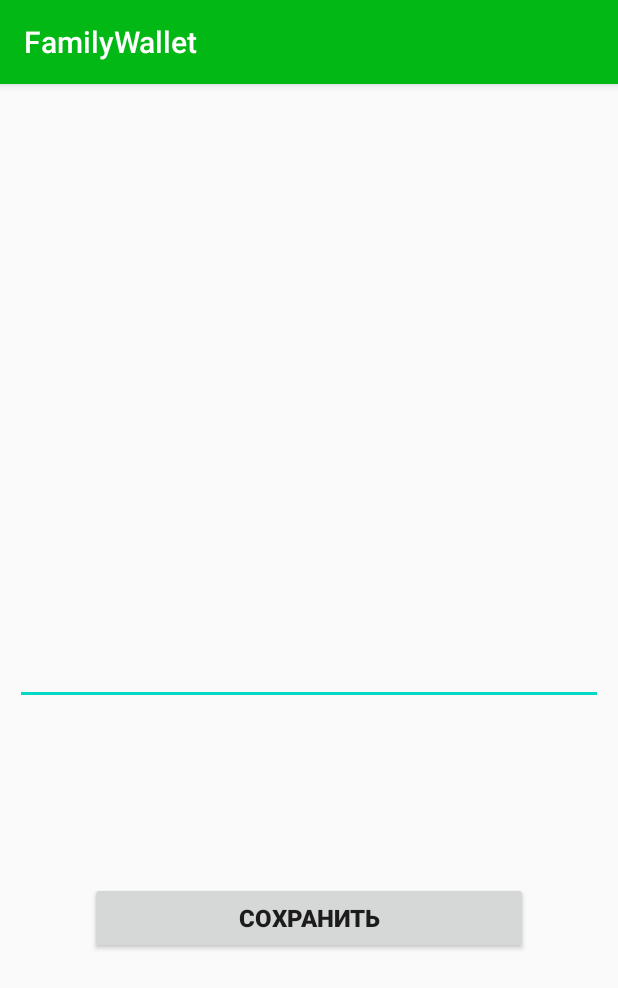
After one commit to IvanovIgorBelarus/FamilyMoney, an Android app: the TransactionSettingsActivity screen opened directly, with no data from a screen before it, on a phone screen of 412 x 824 dp. The commit adds this screen. Shown: the top 988 px of the screen. Run offline under Robolectric (Android 15) with nearby library versions, the phone set to English and light mode, and no system bars.

Commit message:
add transaction settings activity

```diff
--- a/app/src/main/AndroidManifest.xml
+++ b/app/src/main/AndroidManifest.xml
@@ -10,7 +10,8 @@
         android:roundIcon="@mipmap/ic_launcher_round"
         android:supportsRtl="true"
         android:theme="@style/AppTheme">
-        <activity android:name=".view.TransactionActivity"/>
+        <activity android:name=".view.TransactionSettingsActivity"></activity>
+        <activity android:name=".view.TransactionActivity" />
         <activity android:name=".view.FragmentsActivity" />
         <activity android:name=".view.MainActivity">
             <intent-filter>
--- a/app/src/main/java/by/itacademy/familywallet/di/AppModule.kt
+++ b/app/src/main/java/by/itacademy/familywallet/di/AppModule.kt
@@ -1,27 +1,28 @@
 package by.itacademy.familywallet.di
 
 import by.itacademy.familywallet.databinding.ActivityTransactionBinding
+import by.itacademy.familywallet.databinding.ActivityTransactionSettingsBinding
 import by.itacademy.familywallet.presentation.ItemClickListener
 import by.itacademy.familywallet.presentation.TypeTransactionAdapter
-import by.itacademy.familywallet.utils.PreparationTransaction
+import by.itacademy.familywallet.utils.PreparationTransactionActivity
+import by.itacademy.familywallet.utils.PreparationTransactionSettingsActivity
 import org.koin.dsl.module
+
 const val EXPENSES = "расходы"
 const val INCOMES = "доходы"
-const val TRANSACTION_TYPE="type"
+const val TRANSACTION_TYPE = "type"
+const val ITEM = "item"
 const val TAG = "myname"
 val adapterModule = module {
     factory { (itemClickListener: ItemClickListener, type: String) ->
-        TypeTransactionAdapter(
-            itemClickListener,
-            type
-        )
+        TypeTransactionAdapter(itemClickListener, type)
     }
 }
 val utilsModel = module {
     factory { (binding: ActivityTransactionBinding, transactionType: String?) ->
-        PreparationTransaction(
-            binding,
-            transactionType
-        )
+        PreparationTransactionActivity(binding, transactionType)
+    }
+    factory { (binding: ActivityTransactionSettingsBinding, transactionType: String?, item: Char?) ->
+        PreparationTransactionSettingsActivity(binding, transactionType, item)
     }
 }
--- a/app/src/main/java/by/itacademy/familywallet/presentation/ItemClickListener.kt
+++ b/app/src/main/java/by/itacademy/familywallet/presentation/ItemClickListener.kt
@@ -2,4 +2,5 @@
 
 interface ItemClickListener {
     fun onClick(transactionType: String)
+    fun onLongClick(transactionType: String, item: Char)
 }
--- a/app/src/main/java/by/itacademy/familywallet/presentation/TypeTransactionAdapter.kt
+++ b/app/src/main/java/by/itacademy/familywallet/presentation/TypeTransactionAdapter.kt
@@ -35,6 +35,10 @@
     override fun onBindViewHolder(holder: TypeTransactionViewHolder, position: Int) {
         holder.bind(list[position])
         holder.itemView.setOnClickListener { itemClickListener.onClick(type) }
+        holder.itemView.setOnLongClickListener {
+            itemClickListener.onLongClick(type, list[position])
+            true
+        }
     }
 
     override fun getItemCount() = list.size
--- /dev/null
+++ b/app/src/main/java/by/itacademy/familywallet/utils/PreparationTransactionSettingsActivity.kt
@@ -0,0 +1,50 @@
+package by.itacademy.familywallet.utils
+
+import android.util.Log
+import androidx.core.content.ContextCompat
+import by.itacademy.familywallet.R
+import by.itacademy.familywallet.databinding.ActivityTransactionSettingsBinding
+import by.itacademy.familywallet.di.EXPENSES
+import by.itacademy.familywallet.di.INCOMES
+import by.itacademy.familywallet.di.TAG
+
+class PreparationTransactionSettingsActivity(
+    private val binding: ActivityTransactionSettingsBinding,
+    private val transactionType: String?,
+    private val item: Char?
+) {
+    fun setItemsStyles() {
+        when (transactionType) {
+            EXPENSES -> setRedStyle()
+            INCOMES -> setGreenStyle()
+        }
+    }
+
+    private fun setGreenStyle() {
+        with(binding) {
+            with(itemName) {
+                setText(item.toString())
+                setTextColor(ContextCompat.getColor(context, R.color.green))
+                setBackgroundResource(R.drawable.green_rectangle_button_background)
+            }
+            with(saveButton) {
+                setTextColor(ContextCompat.getColor(context, R.color.green))
+                setBackgroundResource(R.drawable.green_rectangle_button_background)
+            }
+        }
+    }
+
+    private fun setRedStyle() {
+        with(binding) {
+            with(itemName) {
+                setText(item.toString())
+                setTextColor(ContextCompat.getColor(context, R.color.red))
+                setBackgroundResource(R.drawable.red_rectangle_button_background)
+            }
+            with(saveButton) {
+                setTextColor(ContextCompat.getColor(context, R.color.red))
+                setBackgroundResource(R.drawable.red_rectangle_button_background)
+            }
+        }
+    }
+}
--- a/app/src/main/java/by/itacademy/familywallet/view/StartFragment.kt
+++ b/app/src/main/java/by/itacademy/familywallet/view/StartFragment.kt
@@ -23,7 +23,7 @@
         with(binding) {
             makeIncomeButton.setOnClickListener {
                 startActivity(
-                    TransactionActivity.startTransactionActivity(
+                    TransactionActivity.start(
                         this@StartFragment.context,
                         INCOMES
                     )
@@ -31,7 +31,7 @@
             }
             makeCostButton.setOnClickListener {
                 startActivity(
-                    TransactionActivity.startTransactionActivity(
+                    TransactionActivity.start(
                         this@StartFragment.context,
                         EXPENSES
                     )
--- a/app/src/main/java/by/itacademy/familywallet/view/TransactionDialog.kt
+++ b/app/src/main/java/by/itacademy/familywallet/view/TransactionDialog.kt
@@ -13,11 +13,11 @@
             builder
                 .setTitle(getString(R.string.warning))
                 .setMessage("${getString(R.string.message)} $transactionType?")
-                .setPositiveButton(getString(R.string.ok)) { dialog, id ->
+                .setPositiveButton(getString(R.string.ok)) { dialog, _ ->
                     dialog.cancel()
                     activity?.finish()
                 }
-                .setNegativeButton(getString(R.string.no)) { dialog, id ->
+                .setNegativeButton(getString(R.string.no)) { dialog, _ ->
                     dialog.cancel()
                 }
             builder.create()
--- /dev/null
+++ b/app/src/main/java/by/itacademy/familywallet/view/TransactionSettingsActivity.kt
@@ -0,0 +1,41 @@
+package by.itacademy.familywallet.view
+
+import android.content.Context
+import android.content.Intent
+import android.os.Bundle
+import androidx.appcompat.app.AppCompatActivity
+import by.itacademy.familywallet.databinding.ActivityTransactionSettingsBinding
+import by.itacademy.familywallet.di.ITEM
+import by.itacademy.familywallet.di.TRANSACTION_TYPE
+import by.itacademy.familywallet.utils.PreparationTransactionSettingsActivity
+import org.koin.android.ext.android.inject
+import org.koin.core.parameter.parametersOf
+
+class TransactionSettingsActivity : AppCompatActivity() {
+    private lateinit var binding: ActivityTransactionSettingsBinding
+    private val preparationTransactionSettingsActivity: PreparationTransactionSettingsActivity by inject {
+        parametersOf(binding, transactionType, item)
+    }
+    private var item: Char? = null
+    private var transactionType: String? = null
+    override fun onCreate(savedInstanceState: Bundle?) {
+        super.onCreate(savedInstanceState)
+        binding = ActivityTransactionSettingsBinding.inflate(layoutInflater)
+        setContentView(binding.root)
+        with(intent) {
+            if (this != null) {
+                item = getCharExtra(ITEM, '0')
+                transactionType = getStringExtra(TRANSACTION_TYPE)
+            }
+        }
+        preparationTransactionSettingsActivity.setItemsStyles()
+    }
+
+    companion object {
+        fun start(context: Context?, transactionType: String, item: Char) =
+            Intent(context, TransactionSettingsActivity::class.java).apply {
+                putExtra(TRANSACTION_TYPE, transactionType)
+                putExtra(ITEM, item)
+            }
+    }
+}
--- /dev/null
+++ b/app/src/main/res/layout/activity_transaction_settings.xml
@@ -0,0 +1,34 @@
+<?xml version="1.0" encoding="utf-8"?>
+<androidx.constraintlayout.widget.ConstraintLayout xmlns:android="http://schemas.android.com/apk/res/android"
+    xmlns:app="http://schemas.android.com/apk/res-auto"
+    xmlns:tools="http://schemas.android.com/tools"
+    android:layout_width="match_parent"
+    android:layout_height="match_parent"
+    android:padding="10dp"
+    tools:context=".view.TransactionSettingsActivity">
+
+    <EditText
+        android:id="@+id/itemName"
+        android:layout_width="match_parent"
+        android:layout_height="60dp"
+        android:padding="10dp"
+        android:textSize="18sp"
+        android:textStyle="bold"
+        app:layout_constraintTop_toTopOf="parent"
+        app:layout_constraintBottom_toBottomOf="parent"/>
+
+    <Button
+        android:id="@+id/saveButton"
+        android:layout_width="0dp"
+        android:layout_height="wrap_content"
+        android:layout_margin="50dp"
+        android:text="@string/save"
+        android:textSize="16sp"
+        android:textStyle="bold"
+        app:layout_constraintBottom_toBottomOf="parent"
+        app:layout_constraintEnd_toEndOf="parent"
+        app:layout_constraintStart_toStartOf="parent"
+        app:layout_constraintTop_toTopOf="@id/itemName"
+        tools:ignore="RtlSymmetry" />
+
+</androidx.constraintlayout.widget.ConstraintLayout>
--- a/app/src/main/res/layout/type_recycler_item.xml
+++ b/app/src/main/res/layout/type_recycler_item.xml
@@ -3,13 +3,11 @@
     android:layout_width="match_parent"
     android:layout_height="wrap_content"
     android:layout_margin="2dp">
-
     <TextView
         android:id="@+id/textView"
         android:layout_width="match_parent"
         android:layout_height="wrap_content"
-        android:padding="4dp"
+        android:padding="20dp"
         android:gravity="center"
         android:textSize="18sp" />
-
 </FrameLayout>
--- a/app/src/main/res/values/strings.xml
+++ b/app/src/main/res/values/strings.xml
@@ -17,4 +17,5 @@
     <string name="message">Вы согласны внести следующие</string>
     <string name="ok">Да</string>
     <string name="no">Нет</string>
+    <string name="save">Сохранить</string>
 </resources>
```
Also changed, not shown: app/src/main/java/by/itacademy/familywallet/utils/PreparationTransactionActivity.kt (renamed from app/src/main/java/by/itacademy/familywallet/utils/PreparationTransaction.kt, +4 -3 lines), app/src/main/java/by/itacademy/familywallet/view/TransactionActivity.kt (+6 -8 lines), app/src/main/java/by/itacademy/familywallet/view/TypeTransactionFragment.kt (+6 -1 lines).
